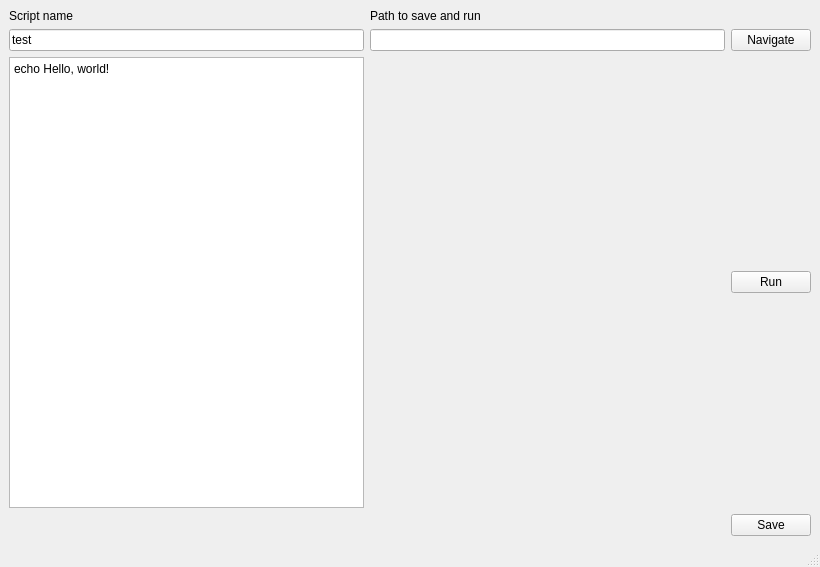
Qt form mainwindow.ui (vehar/ScriptMaker) before a commit.
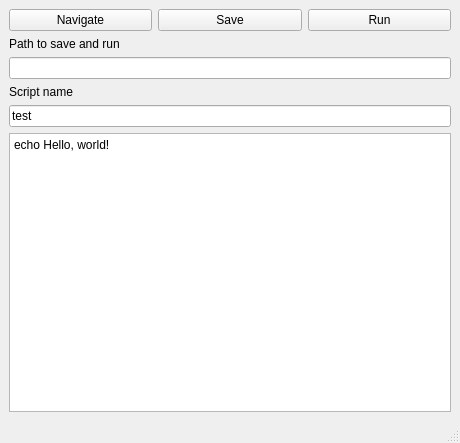
The same form after that commit. Custom widgets are drawn as their Qt base class.

Patch:
```diff
--- a/mainwindow.ui
+++ b/mainwindow.ui
@@ -6,42 +6,73 @@
    <rect>
     <x>0</x>
     <y>0</y>
-    <width>820</width>
-    <height>567</height>
+    <width>460</width>
+    <height>443</height>
    </rect>
   </property>
   <property name="windowTitle">
    <string>MainWindow</string>
   </property>
   <widget class="QWidget" name="centralwidget">
-   <layout class="QGridLayout" name="gridLayout_2">
-    <item row="0" column="0">
-     <layout class="QGridLayout" name="gridLayout">
-      <item row="0" column="0">
-       <widget class="QLabel" name="label">
-        <property name="text">
-         <string>Script name</string>
-        </property>
-       </widget>
+   <layout class="QVBoxLayout" name="verticalLayout_2">
+    <item>
+     <layout class="QVBoxLayout" name="verticalLayout">
+      <item>
+       <layout class="QHBoxLayout" name="horizontalLayout">
+        <item>
+         <widget class="QPushButton" name="navigateButton">
+          <property name="text">
+           <string>Navigate</string>
+          </property>
+         </widget>
+        </item>
+        <item>
+         <widget class="QPushButton" name="saveButton">
+          <property name="text">
+           <string>Save</string>
+          </property>
+         </widget>
+        </item>
+        <item>
+         <widget class="QPushButton" name="runButton">
+          <property name="text">
+           <string>Run</string>
+          </property>
+         </widget>
+        </item>
+       </layout>
       </item>
-      <item row="0" column="1">
+      <item>
        <widget class="QLabel" name="label_2">
         <property name="text">
          <string>Path to save and run</string>
         </property>
        </widget>
       </item>
-      <item row="1" column="1">
+      <item>
        <widget class="QLineEdit" name="scriptPathEdit"/>
       </item>
-      <item row="1" column="2">
-       <widget class="QPushButton" name="navigateButton">
+      <item>
+       <widget class="QLabel" name="label">
         <property name="text">
-         <string>Navigate</string>
+         <string>Script name</string>
         </property>
        </widget>
       </item>
-      <item row="2" column="0">
+      <item>
+       <widget class="QLineEdit" name="scriptNameEdit">
+        <property name="sizePolicy">
+         <sizepolicy hsizetype="MinimumExpanding" vsizetype="Fixed">
+          <horstretch>0</horstretch>
+          <verstretch>0</verstretch>
+         </sizepolicy>
+        </property>
+        <property name="text">
+         <string>test</string>
+        </property>
+       </widget>
+      </item>
+      <item>
        <widget class="MyPlainTextEdit" name="scriptBodyEdit">
         <property name="sizePolicy">
          <sizepolicy hsizetype="MinimumExpanding" vsizetype="Expanding">
@@ -54,33 +85,6 @@
         </property>
        </widget>
       </item>
-      <item row="1" column="0">
-       <widget class="QLineEdit" name="scriptNameEdit">
-        <property name="sizePolicy">
-         <sizepolicy hsizetype="MinimumExpanding" vsizetype="Fixed">
-          <horstretch>0</horstretch>
-          <verstretch>0</verstretch>
-         </sizepolicy>
-        </property>
-        <property name="text">
-         <string>test</string>
-        </property>
-       </widget>
-      </item>
-      <item row="2" column="2">
-       <widget class="QPushButton" name="runButton">
-        <property name="text">
-         <string>Run</string>
-        </property>
-       </widget>
-      </item>
-      <item row="3" column="2">
-       <widget class="QPushButton" name="saveButton">
-        <property name="text">
-         <string>Save</string>
-        </property>
-       </widget>
-      </item>
      </layout>
     </item>
    </layout>
```
Left out of the diff: 2 changed lines with no effect on the pictures.
